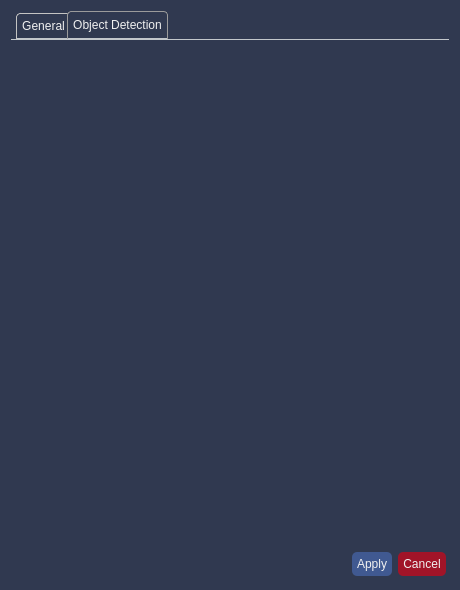
Qt form src/rqt_gcs/resources/SettingsWidget.ui (CSUN-SERL/lcar-bot) before a commit.
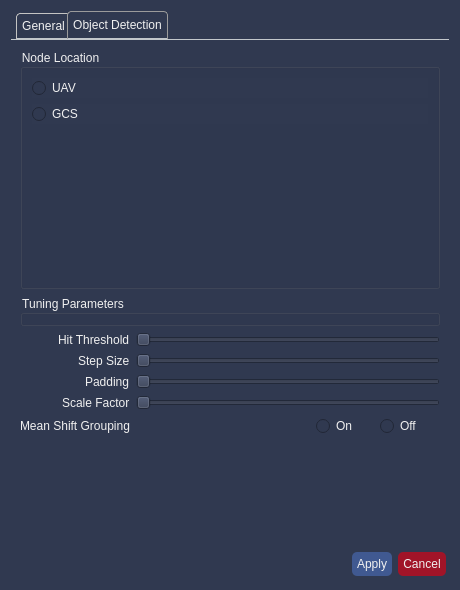
The same form after that commit. The open tabs and pages were chosen to show the change.

Commit message: started object detection settings, tweaked menu bar entries

Patch:
```diff
--- a/src/rqt_gcs/resources/SettingsWidget.ui
+++ b/src/rqt_gcs/resources/SettingsWidget.ui
@@ -394,6 +394,177 @@
       <attribute name="title">
        <string>Object Detection</string>
       </attribute>
+      <layout class="QGridLayout" name="gridLayout_8">
+       <item row="1" column="0">
+        <widget class="QGroupBox" name="group_obj_dtct_params">
+         <property name="title">
+          <string>Tuning Parameters</string>
+         </property>
+         <zorder>gridLayoutWidget</zorder>
+         <zorder>gridLayoutWidget</zorder>
+         <zorder>gridLayoutWidget</zorder>
+         <zorder>gridLayoutWidget</zorder>
+         <zorder>gridLayoutWidget</zorder>
+         <zorder>gridLayoutWidget</zorder>
+        </widget>
+       </item>
+       <item row="0" column="0">
+        <widget class="QGroupBox" name="group_node_location">
+         <property name="title">
+          <string>Node Location</string>
+         </property>
+         <layout class="QGridLayout" name="gridLayout_9">
+          <item row="0" column="0">
+           <layout class="QVBoxLayout" name="verticalLayout">
+            <item>
+             <widget class="QRadioButton" name="radioButton">
+              <property name="text">
+               <string>UAV</string>
+              </property>
+             </widget>
+            </item>
+            <item>
+             <widget class="QRadioButton" name="radioButton_2">
+              <property name="text">
+               <string>GCS</string>
+              </property>
+             </widget>
+            </item>
+            <item>
+             <spacer name="verticalSpacer_2">
+              <property name="orientation">
+               <enum>Qt::Vertical</enum>
+              </property>
+              <property name="sizeHint" stdset="0">
+               <size>
+                <width>20</width>
+                <height>40</height>
+               </size>
+              </property>
+             </spacer>
+            </item>
+           </layout>
+          </item>
+         </layout>
+        </widget>
+       </item>
+       <item row="2" column="0">
+        <layout class="QGridLayout" name="gridLayout_7">
+         <item row="1" column="1">
+          <widget class="QSlider" name="sl_step_size">
+           <property name="orientation">
+            <enum>Qt::Horizontal</enum>
+           </property>
+          </widget>
+         </item>
+         <item row="0" column="1">
+          <widget class="QSlider" name="sl_hit_thresh">
+           <property name="orientation">
+            <enum>Qt::Horizontal</enum>
+           </property>
+          </widget>
+         </item>
+         <item row="3" column="1">
+          <widget class="QSlider" name="sl_scale_factor">
+           <property name="orientation">
+            <enum>Qt::Horizontal</enum>
+           </property>
+          </widget>
+         </item>
+         <item row="2" column="1">
+          <widget class="QSlider" name="sl_padding">
+           <property name="orientation">
+            <enum>Qt::Horizontal</enum>
+           </property>
+          </widget>
+         </item>
+         <item row="0" column="0" alignment="Qt::AlignRight">
+          <widget class="QLabel" name="LblHitThreshold">
+           <property name="text">
+            <string>Hit Threshold</string>
+           </property>
+          </widget>
+         </item>
+         <item row="4" column="1">
+          <layout class="QHBoxLayout" name="horizontalLayout_2">
+           <item>
+            <spacer name="horizontalSpacer_3">
+             <property name="orientation">
+              <enum>Qt::Horizontal</enum>
+             </property>
+             <property name="sizeHint" stdset="0">
+              <size>
+               <width>40</width>
+               <height>20</height>
+              </size>
+             </property>
+            </spacer>
+           </item>
+           <item>
+            <widget class="QRadioButton" name="radio_on_mean_shift">
+             <property name="minimumSize">
+              <size>
+               <width>58</width>
+               <height>0</height>
+              </size>
+             </property>
+             <property name="text">
+              <string>On</string>
+             </property>
+            </widget>
+           </item>
+           <item>
+            <widget class="QRadioButton" name="radio_off_mean_shift">
+             <property name="minimumSize">
+              <size>
+               <width>60</width>
+               <height>0</height>
+              </size>
+             </property>
+             <property name="text">
+              <string>Off</string>
+             </property>
+            </widget>
+           </item>
+          </layout>
+         </item>
+         <item row="4" column="0">
+          <widget class="QLabel" name="LblMeanShiftGrouping">
+           <property name="maximumSize">
+            <size>
+             <width>16777215</width>
+             <height>25</height>
+            </size>
+           </property>
+           <property name="text">
+            <string>Mean Shift Grouping</string>
+           </property>
+          </widget>
+         </item>
+         <item row="2" column="0" alignment="Qt::AlignRight">
+          <widget class="QLabel" name="LblPadding">
+           <property name="text">
+            <string>Padding</string>
+           </property>
+          </widget>
+         </item>
+         <item row="3" column="0" alignment="Qt::AlignRight">
+          <widget class="QLabel" name="LblScaleFactor">
+           <property name="text">
+            <string>Scale Factor</string>
+           </property>
+          </widget>
+         </item>
+         <item row="1" column="0" alignment="Qt::AlignRight">
+          <widget class="QLabel" name="LblStepSize">
+           <property name="text">
+            <string>Step Size</string>
+           </property>
+          </widget>
+         </item>
+        </layout>
+       </item>
+      </layout>
      </widget>
     </widget>
    </item>
```
Left out of the diff: 2 changed lines with no effect on the pictures. The commit also changes 3 other files.
